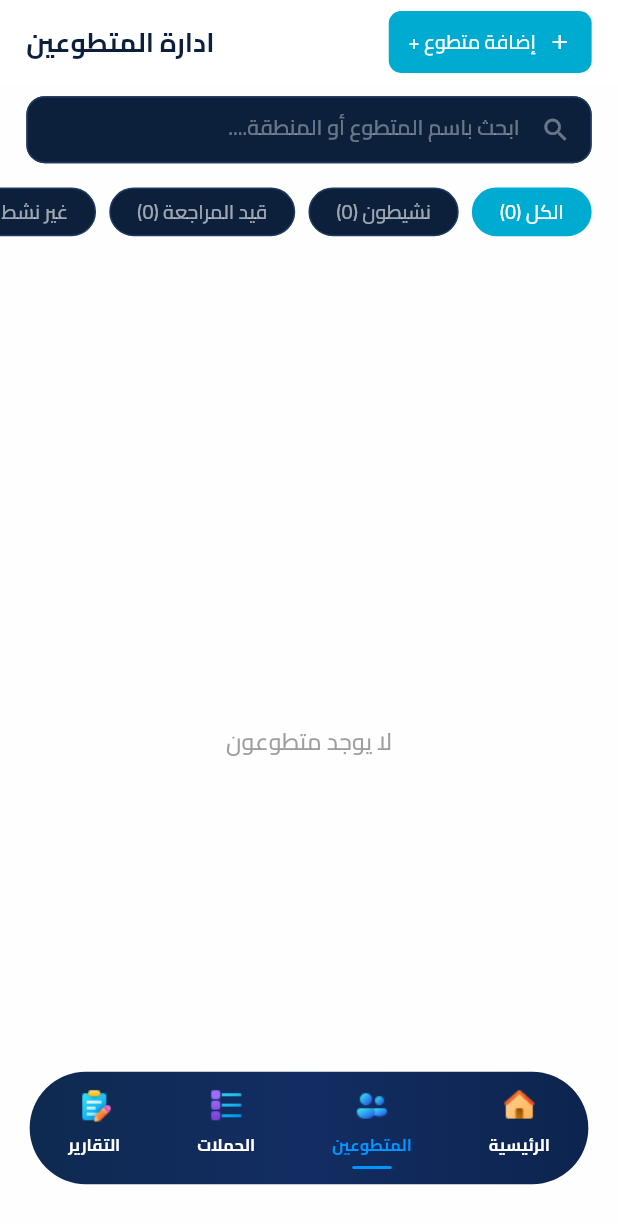
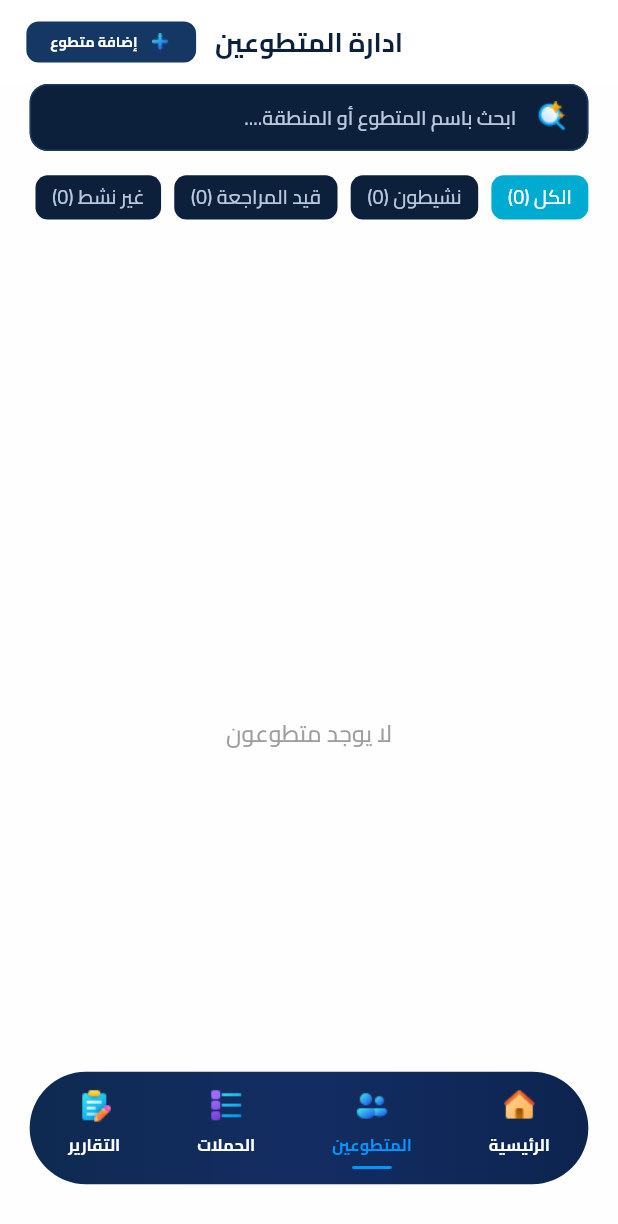
Before and after one commit to YousefSharawy/t3afy, a Flutter app: the VolunteersPanelView screen opened by its route, on a phone screen of 412 x 824 dp. Shown: the top 1224 px of the screen. Run offline on Flutter 3.47's test engine with Material 3 defaults, Android fonts, the phone set to English and light mode, and no system bars; our stand-ins replace bloc, cherry_toast, dartz, easy_localization, fl_chart, flutter_bloc and 11 more; accounts and stored records are empty.

Commit message:
Finalize Volunteer managment panel UI and logic

```diff
--- a/lib/admin/volunteers/presentation/view/volunteers_panel_view.dart
+++ b/lib/admin/volunteers/presentation/view/volunteers_panel_view.dart
@@ -2,13 +2,16 @@ import 'package:flutter/material.dart';
 import 'package:flutter_bloc/flutter_bloc.dart';
 import 'package:t3afy/admin/volunteers/domain/entities/admin_volunteer_entity.dart';
 import 'package:t3afy/admin/volunteers/presentation/cubit/volunteers_cubit.dart';
+import 'package:t3afy/admin/volunteers/presentation/view/widgets/add_volunteer_sheet.dart';
 import 'package:t3afy/admin/volunteers/presentation/view/widgets/volunteer_card.dart';
 import 'package:t3afy/admin/volunteers/presentation/view/widgets/volunteer_filter_chips.dart';
 import 'package:t3afy/admin/volunteers/presentation/view/widgets/volunteer_search_bar.dart';
+import 'package:t3afy/app/resources/assets_manager.dart';
 import 'package:t3afy/app/resources/color_manager.dart';
 import 'package:t3afy/app/resources/font_manager.dart';
 import 'package:t3afy/app/resources/style_manager.dart';
 import 'package:t3afy/app/resources/values_manager.dart';
+import 'package:t3afy/base/primary_widgets.dart';
 import 'package:t3afy/base/widgets/error_state.dart';
 import 'package:t3afy/base/widgets/loading_indicator.dart';
 
@@ -25,41 +28,8 @@ class VolunteersPanelView extends StatelessWidget {
           backgroundColor: ColorManager.white,
           elevation: 0,
           automaticallyImplyLeading: false,
-          titleSpacing: AppWidth.s16,
-          title: Row(
-            mainAxisAlignment: MainAxisAlignment.spaceBetween,
-            children: [
-              // Teal action button on left (RTL: appears on left of screen)
-              TextButton.icon(
-                onPressed: () {
-                  // TODO: Add volunteer
-                },
-                icon: const Icon(
-                  Icons.add,
-                  color: Colors.white,
-                  size: 16,
-                ),
-                label: Text(
-                  'إضافة متطوع +',
-                  style: getMediumStyle(
-                    fontFamily: FontConstants.fontFamily,
-                    fontSize: FontSize.s12,
-                    color: Colors.white,
-                  ),
-                ),
-                style: TextButton.styleFrom(
-                  backgroundColor: const Color(0xFF00ABD2),
-                  padding: EdgeInsets.symmetric(
-                    horizontal: AppWidth.s12,
-                    vertical: AppHeight.s8,
-                  ),
-                  shape: RoundedRectangleBorder(
-                    borderRadius: BorderRadius.circular(AppRadius.s8),
-                  ),
-                ),
-              ),
-              // Title on right
-              Text(
+          centerTitle: true,
+          title: Text(
             'ادارة المتطوعين',
             style: getBoldStyle(
               fontFamily: FontConstants.fontFamily,
@@ -67,8 +37,34 @@ class VolunteersPanelView extends StatelessWidget {
               color: ColorManager.blueOne900,
             ),
           ),
+          actions: [
+            Padding(
+              padding: EdgeInsetsDirectional.only(end: AppWidth.s16),
+              child: PrimaryElevatedButton(
+                iconPath: IconAssets.add,
+                width: AppWidth.s103,
+                height: AppHeight.s27,
+                title: "إضافة متطوع",
+                onPress: () {
+                  final cubit = context.read<VolunteersCubit>();
+                  showModalBottomSheet(
+                    context: context,
+                    isScrollControlled: true,
+                    backgroundColor: Colors.transparent,
+                    builder: (_) => BlocProvider.value(
+                      value: cubit,
+                      child: const AddVolunteerSheet(),
+                    ),
+                  );
+                },
+                textStyle: getBoldStyle(
+                  fontFamily: FontConstants.fontFamily,
+                  fontSize: FontSize.s10,
+                  color: ColorManager.white,
+                ),
+              ),
+            ),
           ],
-          ),
         ),
         body: BlocBuilder<VolunteersCubit, VolunteersState>(
           builder: (context, state) {
@@ -77,8 +73,7 @@ class VolunteersPanelView extends StatelessWidget {
               loading: () => const LoadingIndicator(),
               error: (message) => ErrorState(
                 message: message,
-                onRetry: () =>
-                    context.read<VolunteersCubit>().loadVolunteers(),
+                onRetry: () => context.read<VolunteersCubit>().loadVolunteers(),
               ),
               loaded: (volunteers, filter, searchQuery) {
                 final displayed = _applyFilters(
@@ -86,13 +81,17 @@ class VolunteersPanelView extends StatelessWidget {
                   filter: filter,
                   searchQuery: searchQuery,
                 );
-                return Column(
+                return Padding(
+                  padding: EdgeInsets.symmetric(horizontal: AppWidth.s18),
+                  child: Column(
                     children: [
                       const VolunteerSearchBar(),
+                      SizedBox(height: AppHeight.s16,),
                       VolunteerFilterChips(
                         volunteers: volunteers,
                         selectedFilter: filter,
                       ),
+                         SizedBox(height: AppHeight.s8,),
                       Expanded(
                         child: displayed.isEmpty
                             ? Center(
@@ -111,10 +110,7 @@ class VolunteersPanelView extends StatelessWidget {
                                     .loadVolunteers(),
                                 color: const Color(0xFF00ABD2),
                                 child: ListView.builder(
-                                padding: EdgeInsets.symmetric(
-                                  horizontal: AppWidth.s16,
-                                  vertical: AppHeight.s8,
-                                ),
+
                                   itemCount: displayed.length,
                                   itemBuilder: (context, i) =>
                                       VolunteerCard(volunteer: displayed[i]),
@@ -122,6 +118,7 @@ class VolunteersPanelView extends StatelessWidget {
                               ),
                       ),
                     ],
+                  ),
                 );
               },
             );
@@ -153,3 +150,4 @@ class VolunteersPanelView extends StatelessWidget {
     return list;
   }
 }
+//
--- a/lib/admin/volunteers/presentation/view/widgets/volunteer_filter_chips.dart
+++ b/lib/admin/volunteers/presentation/view/widgets/volunteer_filter_chips.dart
@@ -2,6 +2,7 @@ import 'package:flutter/material.dart';
 import 'package:flutter_bloc/flutter_bloc.dart';
 import 'package:t3afy/admin/volunteers/domain/entities/admin_volunteer_entity.dart';
 import 'package:t3afy/admin/volunteers/presentation/cubit/volunteers_cubit.dart';
+import 'package:t3afy/app/resources/color_manager.dart';
 import 'package:t3afy/app/resources/font_manager.dart';
 import 'package:t3afy/app/resources/style_manager.dart';
 import 'package:t3afy/app/resources/values_manager.dart';
@@ -26,13 +27,9 @@ class VolunteerFilterChips extends StatelessWidget {
     final cubit = context.read<VolunteersCubit>();
 
     return SizedBox(
-      height: AppHeight.s48,
+      height: AppHeight.s29,
       child: ListView(
         scrollDirection: Axis.horizontal,
-        padding: EdgeInsets.symmetric(
-          horizontal: AppWidth.s16,
-          vertical: AppHeight.s8,
-        ),
         children: [
           _Chip(
             label: 'الكل ($total)',
@@ -80,15 +77,10 @@ class _Chip extends StatelessWidget {
       onTap: onTap,
       child: AnimatedContainer(
         duration: const Duration(milliseconds: 200),
-        padding: EdgeInsets.symmetric(horizontal: AppWidth.s16),
+        padding: EdgeInsets.symmetric(horizontal: AppWidth.s10),
         decoration: BoxDecoration(
           color: selected ? const Color(0xFF00ABD2) : const Color(0xFF0C203B),
-          borderRadius: BorderRadius.circular(AppRadius.s20),
-          border: Border.all(
-            color: selected
-                ? const Color(0xFF00ABD2)
-                : const Color(0xFF1E3A5F),
-          ),
+          borderRadius: BorderRadius.circular(AppRadius.s8),
         ),
         child: Center(
           child: Text(
@@ -97,8 +89,8 @@ class _Chip extends StatelessWidget {
               fontFamily: FontConstants.fontFamily,
               fontSize: FontSize.s12,
               color: selected
-                  ? Colors.white
-                  : Colors.white.withValues(alpha: 0.6),
+                  ? ColorManager.white
+                  : ColorManager.blueOne100
             ),
           ),
         ),
--- a/lib/admin/volunteers/presentation/view/widgets/volunteer_search_bar.dart
+++ b/lib/admin/volunteers/presentation/view/widgets/volunteer_search_bar.dart
@@ -1,6 +1,8 @@
 import 'package:flutter/material.dart';
 import 'package:flutter_bloc/flutter_bloc.dart';
 import 'package:t3afy/admin/volunteers/presentation/cubit/volunteers_cubit.dart';
+import 'package:t3afy/app/resources/assets_manager.dart';
+import 'package:t3afy/app/resources/color_manager.dart';
 import 'package:t3afy/app/resources/font_manager.dart';
 import 'package:t3afy/app/resources/style_manager.dart';
 import 'package:t3afy/app/resources/values_manager.dart';
@@ -23,12 +25,7 @@ class _VolunteerSearchBarState extends State<VolunteerSearchBar> {
 
   @override
   Widget build(BuildContext context) {
-    return Padding(
-      padding: EdgeInsets.symmetric(
-        horizontal: AppWidth.s16,
-        vertical: AppHeight.s8,
-      ),
-      child: TextField(
+    return TextField(
       controller: _controller,
       textDirection: TextDirection.rtl,
       onChanged: (value) =>
@@ -40,12 +37,12 @@ class _VolunteerSearchBarState extends State<VolunteerSearchBar> {
       ),
       decoration: InputDecoration(
         hintText: 'ابحث باسم المتطوع أو المنطقة....',
-          hintStyle: getMediumStyle(
+        hintStyle: getSemiBoldStyle(
           fontFamily: FontConstants.fontFamily,
-            fontSize: FontSize.s13,
-            color: Colors.white38,
+          fontSize: FontSize.s12,
+          color: ColorManager.blueOne100,
         ),
-          prefixIcon: const Icon(Icons.search, color: Colors.white38, size: 20),
+        prefixIcon: Image.asset(IconAssets.search),
         filled: true,
         fillColor: const Color(0xFF0C203B),
         contentPadding: EdgeInsets.symmetric(
@@ -65,7 +62,6 @@ class _VolunteerSearchBarState extends State<VolunteerSearchBar> {
           borderSide: const BorderSide(color: Color(0xFF00ABD2)),
         ),
       ),
-      ),
     );
   }
 }
--- a/lib/admin/volunteers/volunteers_panel_view.dart
+++ /dev/null
@@ -1,2 +0,0 @@
-// Re-export from clean architecture path
-export 'presentation/view/volunteers_panel_view.dart';
--- a/lib/app/resources/assets_manager.dart
+++ b/lib/app/resources/assets_manager.dart
@@ -12,6 +12,7 @@ class ImageAssets {
 class IconAssets {
   static const String logo = '$ICON_PATH/applogo.png';
   static const String email = '$ICON_PATH/email.png';
+  static const String email2 = '$ICON_PATH/email2.png';
   static const String password = '$ICON_PATH/password.png';
   static const String person = '$ICON_PATH/person.png';
   static const String google = '$ICON_PATH/google.png';
@@ -39,6 +40,10 @@ class IconAssets {
   static const String reports = '$ICON_PATH/reports.png';
   static const String boy = '$ICON_PATH/boy.png';
   static const String fast = '$ICON_PATH/fast.png';
+  static const String add = '$ICON_PATH/add.png';
+  static const String search = '$ICON_PATH/search.png';
+  static const String phone = '$ICON_PATH/phone.png';
+  static const String target = '$ICON_PATH/target.png';
   static const String announcement = '$ICON_PATH/announcement.png';
 }
 
--- a/lib/base/primary_widgets.dart
+++ b/lib/base/primary_widgets.dart
@@ -24,7 +24,6 @@ class PrimaryElevatedButton extends StatelessWidget {
     this.buttonRadius,
     required this.textStyle,
     this.borderColor,
-    this.iconColor,
   });
   final String title;
   final double? height;
@@ -37,7 +36,6 @@ class PrimaryElevatedButton extends StatelessWidget {
   final dynamic value;
   final String? iconPath;
   final Color? borderColor;
-  final Color? iconColor;
 
   final TextStyle textStyle;
   final double? buttonRadius;
@@ -72,7 +70,6 @@ class PrimaryElevatedButton extends StatelessWidget {
                         iconPath!,
                         width: AppWidth.s16,
                         height: AppHeight.s16,
-                        color: iconColor ?? ColorManager.white,
                       ),
                     ],
                     SizedBox(width: AppWidth.s8),
```
Also changed, not shown: lib/admin/volunteers/data/datasources/volunteers_remote_datasource.dart (+7 -0 lines), lib/admin/volunteers/data/datasources/volunteers_remote_datasource_impl.dart (+22 -0 lines), lib/admin/volunteers/data/repos/volunteers_repo_impl.dart (+22 -0 lines), lib/admin/volunteers/domain/repos/volunteers_repo.dart (+7 -0 lines), lib/admin/volunteers/domain/usecases/add_volunteer_usecase.dart (added, +24 -0 lines), lib/admin/volunteers/presentation/cubit/volunteers_cubit.dart (+24 -1 lines), lib/admin/volunteers/presentation/view/widgets/add_volunteer_sheet.dart (added, +308 -0 lines), lib/admin/volunteers/presentation/view/widgets/volunteer_card.dart (+33 -78 lines), lib/app/di.dart (+9 -1 lines), assets/icons/add.png, assets/icons/email2.png (added), assets/icons/phone.png (added), assets/icons/search.png (added), assets/icons/target.png (added). Lines whose indentation alone changed are shown as unchanged.
